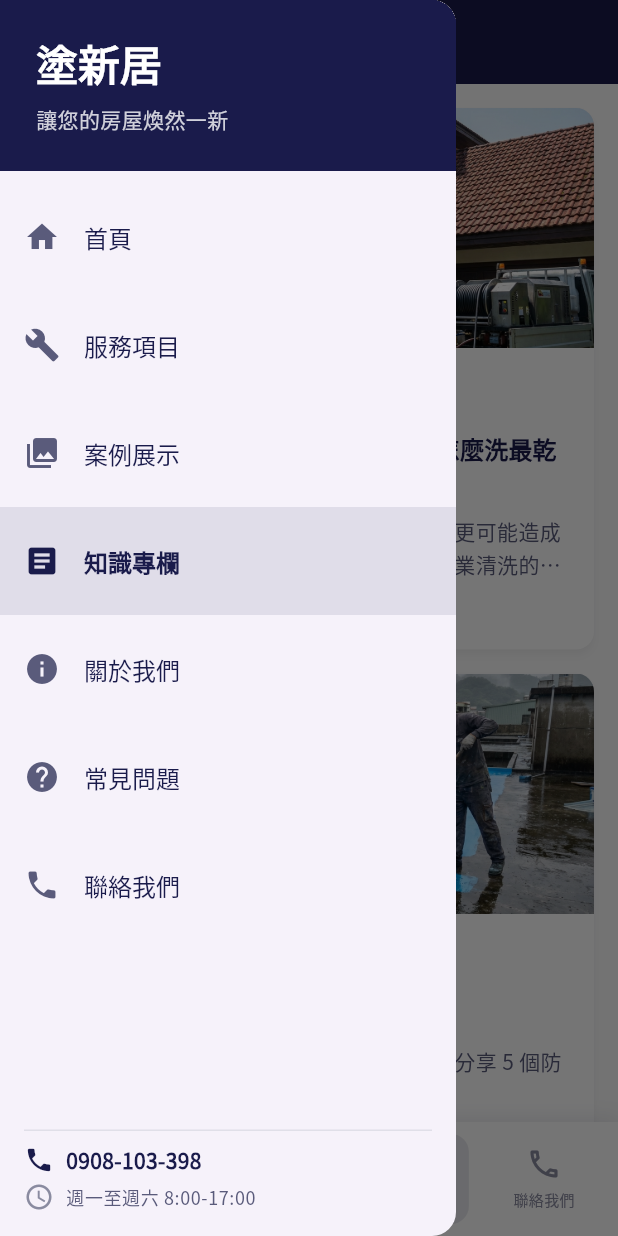
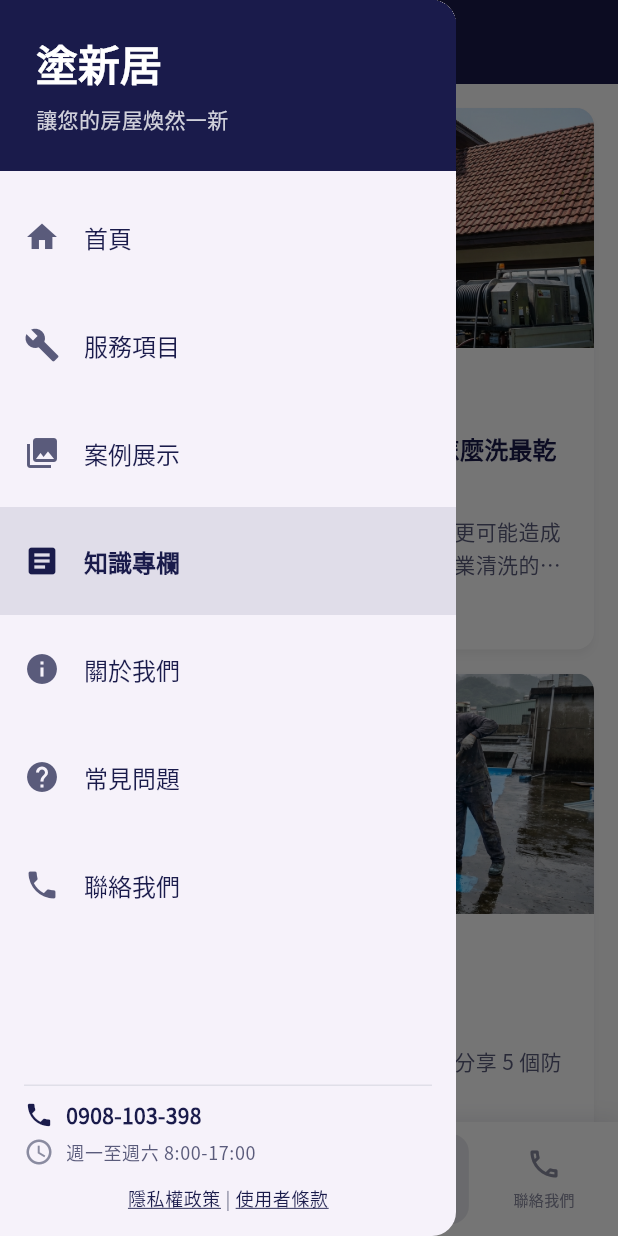
Before and after one commit to firstfu/japan_smoke, a Flutter app: the BlogPage screen opened by its route, with the side drawer open, on a phone screen of 412 x 824 dp. Run offline on Flutter 3.47's test engine with Material 3 defaults, Android fonts, the phone set to English and light mode, and no system bars; our stand-ins replace cached_network_image, equatable, flutter_markdown, flutter_riverpod, go_router, google_fonts and 2 more; Roboto replaces fonts that are missing (Noto Serif Tc).

Commit message:
feat: 新增隱私權政策與使用者條款頁面，並整合網頁瀏覽器功能

```diff
--- a/lib/core/router/app_router.dart
+++ b/lib/core/router/app_router.dart
@@ -21,8 +21,18 @@ import '../../presentation/pages/blog/blog_detail_page.dart';
 import '../../presentation/pages/about/about_page.dart';
 import '../../presentation/pages/faq/faq_page.dart';
 import '../../presentation/pages/contact/contact_page.dart';
+import '../../presentation/pages/legal/webview_page.dart';
 import '../../presentation/widgets/common/app_scaffold.dart';
 import 'route_names.dart';
+
+/// 外部網頁 URL 常量
+class ExternalUrls {
+  /// 隱私權政策網頁
+  static const String privacy = 'https://paint.ailoop.uk/privacy';
+
+  /// 使用者條款網頁
+  static const String terms = 'https://paint.ailoop.uk/terms';
+}
 
 /// 全域導航鍵
 final GlobalKey<NavigatorState> rootNavigatorKey = GlobalKey<NavigatorState>();
@@ -37,6 +47,28 @@ final GoRouter appRouter = GoRouter(
   initialLocation: RoutePaths.home,
   debugLogDiagnostics: true,
   routes: [
+    // 隱私權政策頁面（不使用 ShellRoute，無底部導航）
+    GoRoute(
+      path: RoutePaths.privacy,
+      name: RouteNames.privacy,
+      parentNavigatorKey: rootNavigatorKey,
+      builder: (context, state) => const WebViewPage(
+        title: '隱私權政策',
+        url: ExternalUrls.privacy,
+      ),
+    ),
+
+    // 使用者條款頁面（不使用 ShellRoute，無底部導航）
+    GoRoute(
+      path: RoutePaths.terms,
+      name: RouteNames.terms,
+      parentNavigatorKey: rootNavigatorKey,
+      builder: (context, state) => const WebViewPage(
+        title: '使用者條款',
+        url: ExternalUrls.terms,
+      ),
+    ),
+
     // ShellRoute 提供統一的頁面框架
     ShellRoute(
       navigatorKey: shellNavigatorKey,
--- a/lib/core/router/route_names.dart
+++ b/lib/core/router/route_names.dart
@@ -49,6 +49,12 @@ abstract class RouteNames {
 
   /// 聯絡我們頁
   static const String contact = 'contact';
+
+  /// 隱私權政策頁
+  static const String privacy = 'privacy';
+
+  /// 使用者條款頁
+  static const String terms = 'terms';
 }
 
 /// 路由路徑常量
@@ -86,4 +92,10 @@ abstract class RoutePaths {
 
   /// 聯絡我們路徑
   static const String contact = '/contact';
+
+  /// 隱私權政策路徑
+  static const String privacy = '/privacy';
+
+  /// 使用者條款路徑
+  static const String terms = '/terms';
 }
--- a/lib/presentation/widgets/common/app_scaffold.dart
+++ b/lib/presentation/widgets/common/app_scaffold.dart
@@ -278,6 +278,29 @@ class AppScaffold extends StatelessWidget {
                       ),
                     ],
                   ),
+                  const SizedBox(height: 12),
+                  // 隱私權政策與使用者條款連結
+                  Row(
+                    mainAxisAlignment: MainAxisAlignment.center,
+                    children: [
+                      _buildLegalLink(
+                        context,
+                        label: '隱私權政策',
+                        route: RoutePaths.privacy,
+                      ),
+                      Text(
+                        ' | ',
+                        style: Theme.of(context).textTheme.bodySmall?.copyWith(
+                              color: AppColors.textMuted,
+                            ),
+                      ),
+                      _buildLegalLink(
+                        context,
+                        label: '使用者條款',
+                        route: RoutePaths.terms,
+                      ),
+                    ],
+                  ),
                 ],
               ),
             ),
@@ -318,4 +341,26 @@ class AppScaffold extends StatelessWidget {
       },
     );
   }
+
+  /// 建構法律連結項目（隱私權政策、使用者條款）
+  Widget _buildLegalLink(
+    BuildContext context, {
+    required String label,
+    required String route,
+  }) {
+    return GestureDetector(
+      onTap: () {
+        Navigator.pop(context);
+        context.push(route);
+      },
+      child: Text(
+        label,
+        style: Theme.of(context).textTheme.bodySmall?.copyWith(
+              color: AppColors.primary,
+              decoration: TextDecoration.underline,
+              decorationColor: AppColors.primary,
+            ),
+      ),
+    );
+  }
 }
--- a/pubspec.yaml
+++ b/pubspec.yaml
@@ -55,6 +55,9 @@ dependencies:
   # 開啟外部連結/電話/地圖
   url_launcher: ^6.2.4
 
+  # 內嵌網頁瀏覽器（隱私權政策、使用者條款）
+  webview_flutter: ^4.10.0
+
   # Markdown 渲染（博客內容）
   flutter_markdown: ^0.7.3
 
```
Also changed, not shown: lib/presentation/pages/legal/webview_page.dart (added, +108 -0 lines), .claude/settings.local.json, pubspec.lock, 2 other files.
